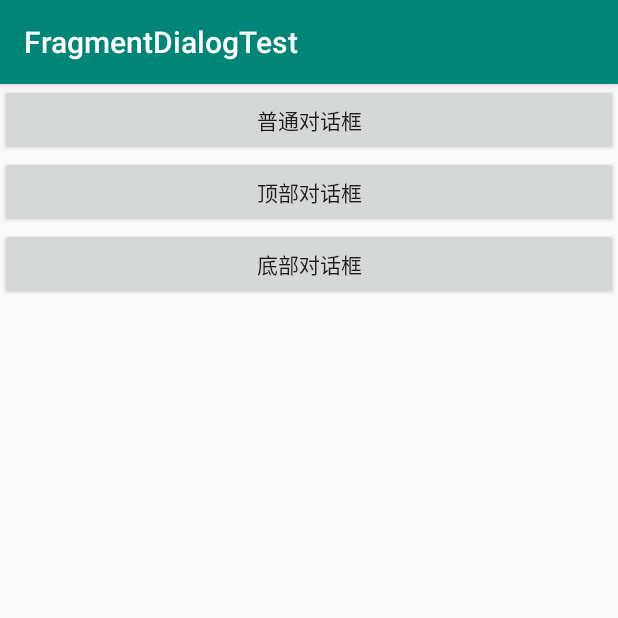
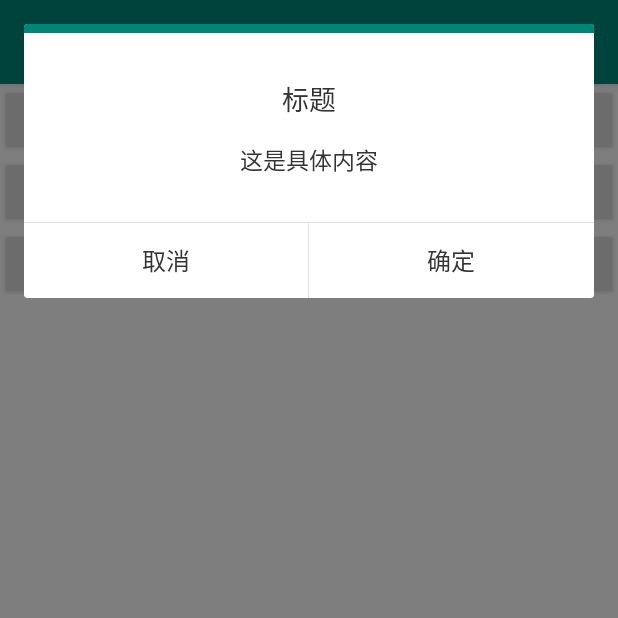
Before and after one commit to EthanCo/TangramDialog, an Android app: the screen it shows after launch (MainActivity), after a tap on "顶部对话框", on a phone screen of 412 x 824 dp, the top half of it. Run offline under Robolectric (Android 15) with nearby library versions, the phone set to English and light mode, and no system bars.

Commit message:
提示对话框 优化2

```diff
--- a/app/src/main/java/com/heiko/fragmentdialogtest/MainActivity.java
+++ b/app/src/main/java/com/heiko/fragmentdialogtest/MainActivity.java
@@ -3,9 +3,8 @@ package com.heiko.fragmentdialogtest;
 import android.os.Bundle;
 import android.support.annotation.NonNull;
 import android.support.v7.app.AppCompatActivity;
+import android.view.Gravity;
 import android.view.View;
-import android.view.ViewGroup;
-import android.view.WindowManager;
 import android.widget.Toast;
 
 import com.heiko.fragmentdialogtest.base.BaseDialog;
@@ -41,8 +40,15 @@ public class MainActivity extends AppCompatActivity {
                                 Toast.makeText(MainActivity.this, "取消", Toast.LENGTH_SHORT).show();
                             }
                         })
-                        .width(ViewGroup.LayoutParams.MATCH_PARENT)
-                        .height(WindowManager.LayoutParams.WRAP_CONTENT)
+                        .onNeutral(new SingleButtonCallback() {
+                            @Override
+                            public void onClick(@NonNull BaseDialog dialog, @NonNull DialogAction which) {
+                                Toast.makeText(MainActivity.this, "中立", Toast.LENGTH_SHORT).show();
+                            }
+                        })
+                        //.imgResId(R.mipmap.ic_launcher)
+                        //.width(ViewGroup.LayoutParams.MATCH_PARENT)
+                        //.height(WindowManager.LayoutParams.WRAP_CONTENT)
                         .build();
                 dialog.show(MainActivity.this);
             }
@@ -51,14 +57,54 @@ public class MainActivity extends AppCompatActivity {
         findViewById(R.id.btn_dialog_2).setOnClickListener(new View.OnClickListener() {
             @Override
             public void onClick(View v) {
-
+                TipsDialog dialog = new TipsDialog.Builder()
+                        .title("标题")
+                        .content("这是具体内容")
+                        .positiveText("确定")
+                        .negativeText("取消")
+                        .canceledOnTouchOutside(false)
+                        .onPositive(new SingleButtonCallback() {
+                            @Override
+                            public void onClick(@NonNull BaseDialog dialog, @NonNull DialogAction which) {
+                                Toast.makeText(MainActivity.this, "确定", Toast.LENGTH_SHORT).show();
+                            }
+                        })
+                        .onNegative(new SingleButtonCallback() {
+                            @Override
+                            public void onClick(@NonNull BaseDialog dialog, @NonNull DialogAction which) {
+                                Toast.makeText(MainActivity.this, "取消", Toast.LENGTH_SHORT).show();
+                            }
+                        })
+                        .gravity(Gravity.TOP)
+                        .build();
+                dialog.show(MainActivity.this);
             }
         });
 
         findViewById(R.id.btn_dialog_3).setOnClickListener(new View.OnClickListener() {
             @Override
             public void onClick(View v) {
-
+                TipsDialog dialog = new TipsDialog.Builder()
+                        .title("标题")
+                        .content("这是具体内容")
+                        .positiveText("确定")
+                        .negativeText("取消")
+                        .canceledOnTouchOutside(false)
+                        .onPositive(new SingleButtonCallback() {
+                            @Override
+                            public void onClick(@NonNull BaseDialog dialog, @NonNull DialogAction which) {
+                                Toast.makeText(MainActivity.this, "确定", Toast.LENGTH_SHORT).show();
+                            }
+                        })
+                        .onNegative(new SingleButtonCallback() {
+                            @Override
+                            public void onClick(@NonNull BaseDialog dialog, @NonNull DialogAction which) {
+                                Toast.makeText(MainActivity.this, "取消", Toast.LENGTH_SHORT).show();
+                            }
+                        })
+                        .gravity(Gravity.BOTTOM)
+                        .build();
+                dialog.show(MainActivity.this);
             }
         });
     }
--- a/app/src/main/java/com/heiko/fragmentdialogtest/base/BaseBuilder.java
+++ b/app/src/main/java/com/heiko/fragmentdialogtest/base/BaseBuilder.java
@@ -10,8 +10,10 @@ import android.view.Gravity;
 public class BaseBuilder {
     protected String title;
     protected String content;
+    protected int imgResId;
     protected int layoutId;
     protected String negativeText;
+    protected String neutralText;
     protected String positiveText;
     protected int gravity = Gravity.CENTER;
     protected int margin;
@@ -23,4 +25,5 @@ public class BaseBuilder {
     protected boolean canceledOnTouchOutside;
     protected SingleButtonCallback onPositiveCallback;
     protected SingleButtonCallback onNegativeCallback;
+    protected SingleButtonCallback onNeutralCallback;
 }
--- a/app/src/main/java/com/heiko/fragmentdialogtest/base/BaseDialog.java
+++ b/app/src/main/java/com/heiko/fragmentdialogtest/base/BaseDialog.java
@@ -20,6 +20,7 @@ import android.view.WindowManager;
 public class BaseDialog extends DialogFragment {
     public static final String KEY_LAYOUT_RES_ID = "layoutResId";
     protected BaseBuilder builder;
+    protected View rootView;
 
     @Override
     public void onAttach(Context context) {
@@ -38,8 +39,8 @@ public class BaseDialog extends DialogFragment {
     public View onCreateView(LayoutInflater inflater, @Nullable ViewGroup container, @Nullable Bundle savedInstanceState) {
         getDialog().getWindow().requestFeature(Window.FEATURE_NO_TITLE);
         Log.i("DialogM", "builder:"+builder+" builder.layoutId:"+builder.layoutId);
-        View view = inflater.inflate(builder.layoutId, container, false);
-        return view;
+        rootView = inflater.inflate(builder.layoutId, container, false);
+        return rootView;
     }
 
     @Override
--- a/app/src/main/java/com/heiko/fragmentdialogtest/base/TipsDialog.java
+++ b/app/src/main/java/com/heiko/fragmentdialogtest/base/TipsDialog.java
@@ -9,6 +9,7 @@ import android.view.Gravity;
 import android.view.LayoutInflater;
 import android.view.View;
 import android.view.ViewGroup;
+import android.widget.ImageView;
 import android.widget.TextView;
 
 import com.heiko.fragmentdialogtest.R;
@@ -23,10 +24,10 @@ public class TipsDialog extends BaseDialog {
 
     private TextView tvTipsTitle;
     private TextView tvTipsContent;
-    private TextView btnCancel;
-    private TextView btnConfirm;
-    private SingleButtonCallback onPositiveCallback;
-    private SingleButtonCallback onNegativeCallback;
+    private TextView btnNegative;
+    private TextView btnPositive;
+    private TextView btnNeutral;
+    private ImageView imgTips;
 
     @Nullable
     @Override
@@ -34,8 +35,10 @@ public class TipsDialog extends BaseDialog {
         View root = super.onCreateView(inflater, container, savedInstanceState);
         tvTipsTitle = root.findViewById(R.id.tv_tips_title);
         tvTipsContent = root.findViewById(R.id.tv_tips_content);
-        btnCancel = root.findViewById(R.id.btn_cancel);
-        btnConfirm = root.findViewById(R.id.btn_confirm);
+        imgTips = root.findViewById(R.id.img_tips);
+        btnNegative = root.findViewById(R.id.btn_negative);
+        btnPositive = root.findViewById(R.id.btn_positive);
+        btnNeutral = root.findViewById(R.id.btn_neutral);
 
         Log.i("TipsDialog", "builder:" + builder);
         if (TextUtils.isEmpty(builder.title)) {
@@ -48,15 +51,33 @@ public class TipsDialog extends BaseDialog {
         } else {
             tvTipsContent.setText(builder.content);
         }
+        if (builder.imgResId != 0) {
+            imgTips.setVisibility(View.VISIBLE);
+            imgTips.setImageResource(builder.imgResId);
+        }
+        if (TextUtils.isEmpty(builder.negativeText) && TextUtils.isEmpty(builder.negativeText)) {
+            root.findViewById(R.id.view_divider_button).setVisibility(View.INVISIBLE);
+            root.findViewById(R.id.layout_button).setVisibility(View.GONE);
+        } else {
             if (TextUtils.isEmpty(builder.negativeText)) {
-            btnCancel.setVisibility(View.GONE);
+                btnNegative.setVisibility(View.GONE);
             } else {
-            btnCancel.setText(builder.negativeText);
+                btnNegative.setText(builder.negativeText);
+            }
+            if (TextUtils.isEmpty(builder.neutralText)) {
+                root.findViewById(R.id.view_vertical_line_1).setVisibility(View.GONE);
+                btnNeutral.setVisibility(View.GONE);
+            } else {
+                root.findViewById(R.id.view_vertical_line_1).setVisibility(View.VISIBLE);
+                btnNeutral.setText(builder.neutralText);
             }
             if (TextUtils.isEmpty(builder.positiveText)) {
-            btnConfirm.setVisibility(View.GONE);
+                root.findViewById(R.id.view_vertical_line_2).setVisibility(View.GONE);
+                btnPositive.setVisibility(View.GONE);
             } else {
-            btnConfirm.setText(builder.positiveText);
+                root.findViewById(R.id.view_vertical_line_2).setVisibility(View.VISIBLE);
+                btnPositive.setText(builder.positiveText);
+            }
         }
         if (builder.animStyle == 0) {
             if (builder.gravity == Gravity.CENTER) {
@@ -67,28 +88,42 @@ public class TipsDialog extends BaseDialog {
                 builder.animStyle = R.style.BottomEnterStyle;
             }
         }
-        this.onPositiveCallback = builder.onPositiveCallback;
-        this.onNegativeCallback = builder.onNegativeCallback;
 
-        btnConfirm.setOnClickListener(new View.OnClickListener() {
+        if (btnPositive.getVisibility() == View.VISIBLE) {
+            btnPositive.setOnClickListener(new View.OnClickListener() {
                 @Override
                 public void onClick(View v) {
                     dismiss();
-                if (onPositiveCallback != null) {
-                    onPositiveCallback.onClick(TipsDialog.this, DialogAction.POSITIVE);
+                    if (builder.onPositiveCallback != null) {
+                        builder.onPositiveCallback.onClick(TipsDialog.this, DialogAction.POSITIVE);
                     }
                 }
             });
+        }
 
-        btnCancel.setOnClickListener(new View.OnClickListener() {
+        if (btnNegative.getVisibility() == View.VISIBLE) {
+            btnNegative.setOnClickListener(new View.OnClickListener() {
                 @Override
                 public void onClick(View v) {
                     dismiss();
-                if (onNegativeCallback != null) {
-                    onPositiveCallback.onClick(TipsDialog.this, DialogAction.POSITIVE);
+                    if (builder.onNegativeCallback != null) {
+                        builder.onPositiveCallback.onClick(TipsDialog.this, DialogAction.POSITIVE);
                     }
                 }
             });
+        }
+
+        if (btnNeutral.getVisibility() == View.VISIBLE) {
+            btnNeutral.setOnClickListener(new View.OnClickListener() {
+                @Override
+                public void onClick(View v) {
+                    dismiss();
+                    if (builder.onNeutralCallback != null) {
+                        builder.onNeutralCallback.onClick(TipsDialog.this, DialogAction.NEUTRAL);
+                    }
+                }
+            });
+        }
         return root;
     }
 
@@ -108,16 +143,44 @@ public class TipsDialog extends BaseDialog {
             return this;
         }
 
+        public Builder imgResId(int imgResId) {
+            this.imgResId = imgResId;
+            return this;
+        }
+
         public Builder layoutId(int layoutId) {
             this.layoutId = layoutId;
             return this;
         }
 
+        /**
+         * 否定的按钮文字
+         *
+         * @param message
+         * @return
+         */
         public Builder negativeText(String message) {
             this.negativeText = message;
             return this;
         }
 
+        /**
+         * 中立的按钮文字
+         *
+         * @param message
+         * @return
+         */
+        public Builder neutralText(String message) {
+            this.negativeText = message;
+            return this;
+        }
+
+        /**
+         * 肯定的按钮文字
+         *
+         * @param message
+         * @return
+         */
         public Builder positiveText(String message) {
             this.positiveText = message;
             return this;
@@ -148,7 +211,12 @@ public class TipsDialog extends BaseDialog {
             return this;
         }
 
-        public Builder onNegative(SingleButtonCallback callback) {
+        public Builder onNeutral(@NonNull SingleButtonCallback callback) {
+            this.onNeutralCallback = callback;
+            return this;
+        }
+
+        public Builder onNegative(@NonNull SingleButtonCallback callback) {
             this.onNegativeCallback = callback;
             return this;
         }
--- a/app/src/main/res/layout/dialog_tip.xml
+++ b/app/src/main/res/layout/dialog_tip.xml
@@ -18,7 +18,8 @@
         android:layout_width="wrap_content"
         android:layout_height="wrap_content"
         android:layout_gravity="center_horizontal"
-        android:layout_marginBottom="20dp" />
+        android:layout_marginBottom="20dp"
+        android:visibility="gone" />
 
     <TextView
         android:id="@+id/tv_tips_title"
@@ -42,12 +43,13 @@
         android:textSize="15sp"
         tools:text="Content" />
 
-
     <View
+        android:id="@+id/view_divider_button"
         style="@style/line_horizontal"
         android:layout_marginTop="30dp" />
 
     <LinearLayout
+        android:id="@+id/layout_button"
         android:layout_width="match_parent"
         android:layout_height="50dp"
         android:gravity="center"
@@ -55,7 +57,7 @@
 
         <!--@color/text_gray-->
         <TextView
-            android:id="@+id/btn_cancel"
+            android:id="@+id/btn_negative"
             android:layout_width="0dp"
             android:layout_height="match_parent"
             android:layout_weight="1"
@@ -67,11 +69,27 @@
             tools:text="Cancel" />
 
         <View
-            android:id="@+id/view_verticalline"
+            android:id="@+id/view_vertical_line_1"
             style="@style/line_vertical" />
 
         <TextView
-            android:id="@+id/btn_confirm"
+            android:id="@+id/btn_neutral"
+            android:layout_width="0dp"
+            android:layout_height="match_parent"
+            android:layout_weight="1"
+            android:clickable="true"
+            android:foreground="?android:attr/selectableItemBackground"
+            android:gravity="center"
+            android:textColor="#333333"
+            android:textSize="16sp"
+            tools:text="Info" />
+
+        <View
+            android:id="@+id/view_vertical_line_2"
+            style="@style/line_vertical" />
+
+        <TextView
+            android:id="@+id/btn_positive"
             android:layout_width="0dp"
             android:layout_height="match_parent"
             android:layout_weight="1"
```
Lines whose indentation alone changed are shown as unchanged.
